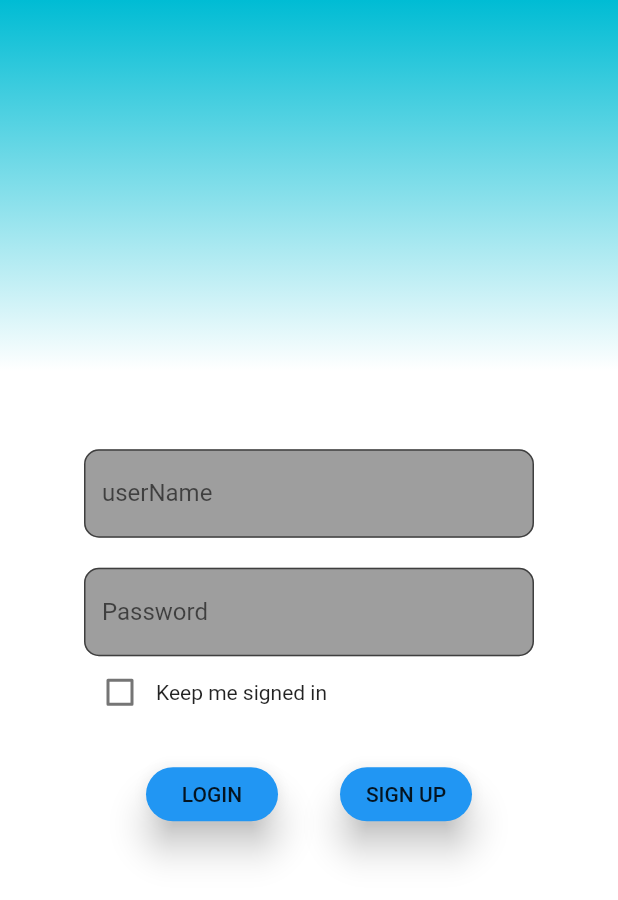
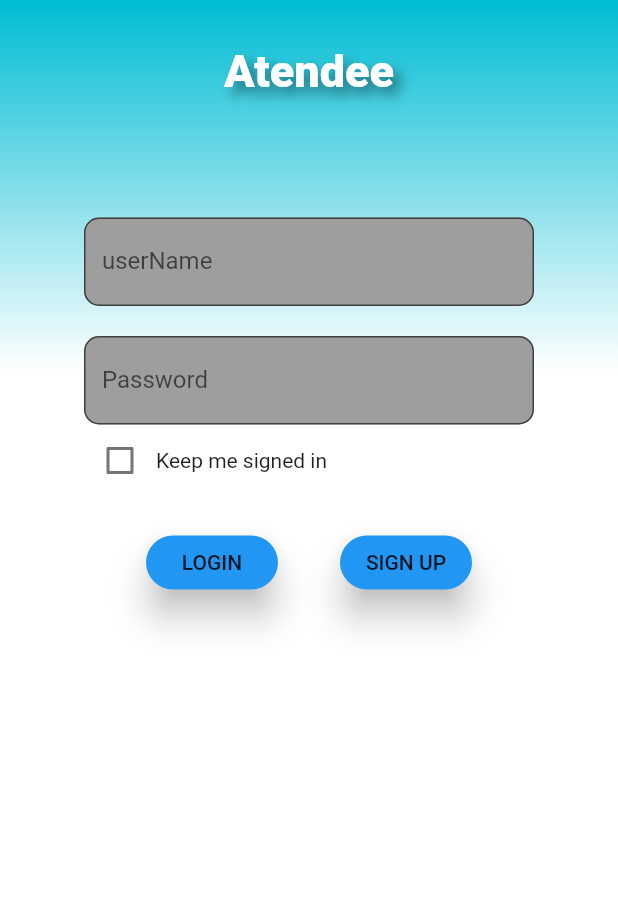
Before and after one commit to nnkogift/AttendeeApp, a Flutter app: the screen it shows after launch, on a phone screen of 412 x 824 dp. Shown: the top 900 px of the screen. Run offline on Flutter 3.47's test engine with Material 2 defaults, Android fonts, the phone set to English and light mode, and no system bars.

Commit message:
first push

```diff
--- a/lib/login/loginCard.dart
+++ b/lib/login/loginCard.dart
@@ -8,13 +8,31 @@ class LoginForm extends StatefulWidget{
 class LoginFormState extends State<LoginForm>{
   @override
   Widget build(BuildContext context) {
-    return Column(
+    return ListView(
+      children: <Widget>[
+        Padding(
+          padding: const EdgeInsets.only(top:30.0),
+          child: Container(
+            alignment: Alignment.center,
+            child: Text('Atendee', style: TextStyle(fontWeight: FontWeight.w900,
+                fontSize: 30,
+                color: Colors.white,
+              shadows: [
+                Shadow(
+                  blurRadius: 10.0,
+                  color: Colors.black45,
+                  offset: Offset(5.0, 5.0),
+                ),
+              ],
+            ),),
+          ),
+        ),
+        Padding(
+          padding: const EdgeInsets.only(top:60),
+          child: Column(
             mainAxisAlignment: MainAxisAlignment.center,
               children: <Widget>[
-          Text('Atendee', style: TextStyle(fontWeight: FontWeight.w900,
-              fontSize: 30,
-          color: Colors.white
-          ),),
+
                 Center(
                   child: Container(
                     height: 300.0,
@@ -97,6 +115,9 @@ class LoginFormState extends State<LoginForm>{
                   ),
                 ),
               ],
+            ),
+        ),
+      ],
     );
 
   }
```
Also changed, not shown: lib/signUp/signUpForm.dart (added, +120 -0 lines). Lines whose indentation alone changed are shown as unchanged.
